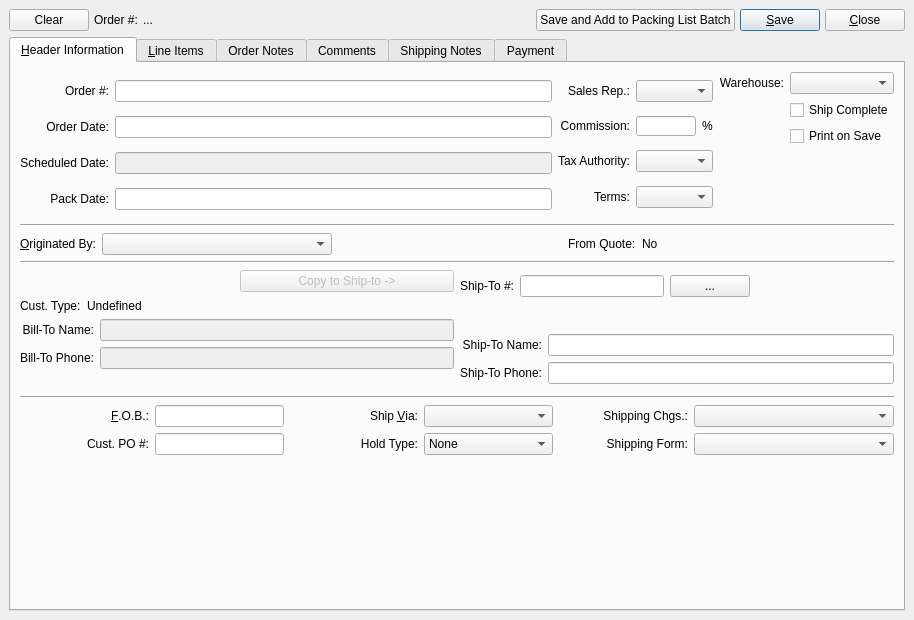
Qt form guiclient/salesOrder.ui (Pegasus-RPG/xtuple-client) before a commit.
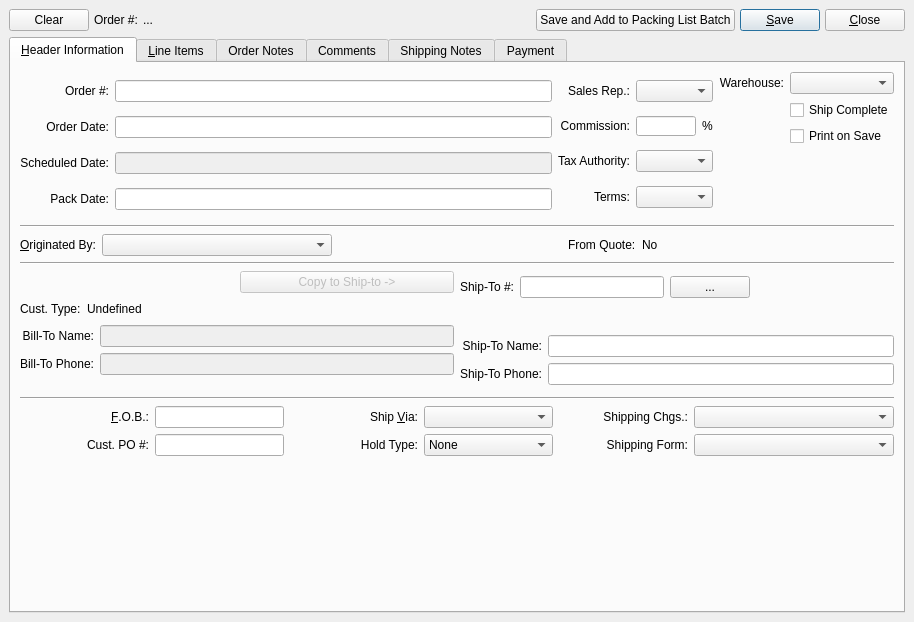
The same form after that commit. Custom widgets are drawn as their Qt base class.

Commit message: issue #6508: Clean up window layout.

Patch:
```diff
--- a/guiclient/salesOrder.ui
+++ b/guiclient/salesOrder.ui
@@ -6,7 +6,7 @@
     <x>0</x>
     <y>0</y>
     <width>914</width>
-    <height>620</height>
+    <height>622</height>
    </rect>
   </property>
   <property name="minimumSize" >
@@ -627,7 +627,7 @@
                 <property name="sizeHint" >
                  <size>
                   <width>40</width>
-                  <height>10</height>
+                  <height>20</height>
                  </size>
                 </property>
                </spacer>
```
The commit also changes 3 other files.
